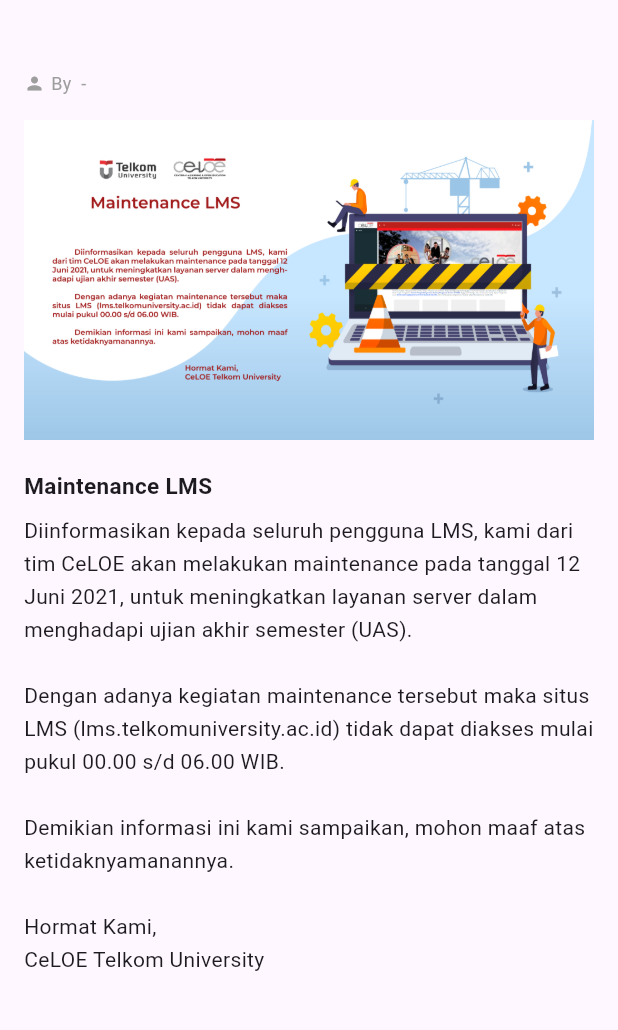
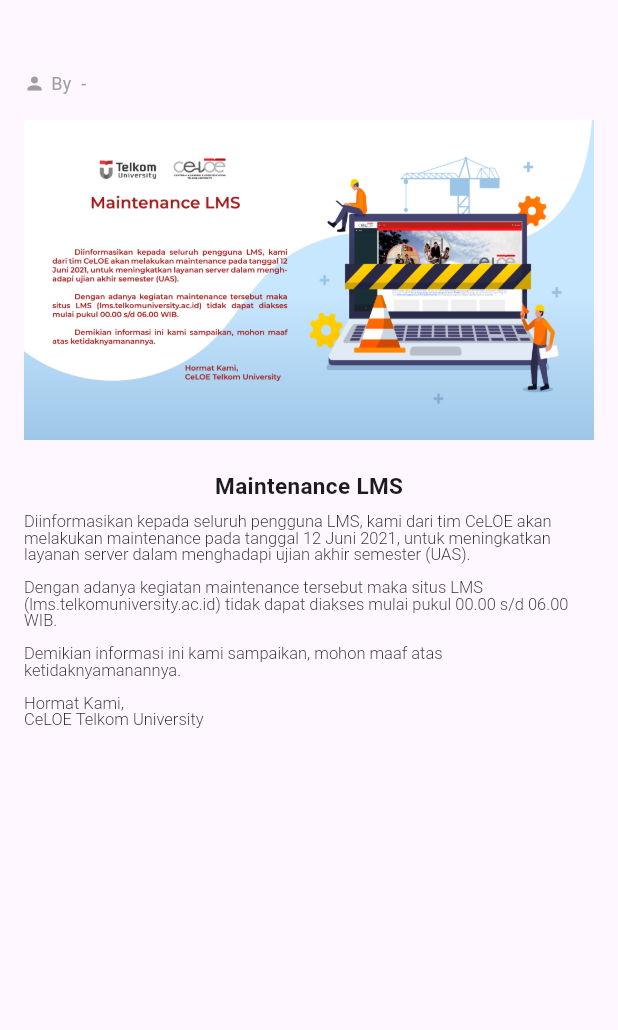
Before and after one commit to ekanurandin/Flutter-Project-Uas-Learning-Management-System, a Flutter app: the AnnouncementDetailPage screen opened directly with empty values, on a phone screen of 412 x 824 dp, the part 84-1114 px from its top. Run offline on Flutter 3.47's test engine with Material 3 defaults, Android fonts, the phone set to English and light mode, and no system bars; Roboto replaces fonts that are missing (Poppins).

Commit message:
memperbaiki teks isi detal pengumuman di announcement detail page

```diff
--- a/lib/announcement_detail_page.dart
+++ b/lib/announcement_detail_page.dart
@@ -67,11 +67,13 @@ class AnnouncementDetailPage extends StatelessWidget {
             const SizedBox(height: 20),
 
             // Isi Pengumuman
-            const Text(
-              'Maintenance LMS',
-              style: TextStyle(
-                fontSize: 15,
-                fontWeight: FontWeight.bold,
+            const Center(
+              child: Text(
+                'Maintenance LMS',
+                style: TextStyle(
+                  fontSize: 15,
+                  fontWeight: FontWeight.bold,
+                ),
               ),
             ),
 
@@ -83,7 +85,13 @@ class AnnouncementDetailPage extends StatelessWidget {
               'Demikian informasi ini kami sampaikan, mohon maaf atas ketidaknyamanannya.\n\n'
               'Hormat Kami,\n'
               'CeLOE Telkom University',
-              style: TextStyle(fontSize: 14, height: 1.6),
+              style: TextStyle(
+                fontFamily: 'Poppins',
+                fontWeight: FontWeight.w300,
+                fontSize: 11,
+                height: 1.0,
+                letterSpacing: 0.0,
+              ),
             ),
           ],
         ),
```
